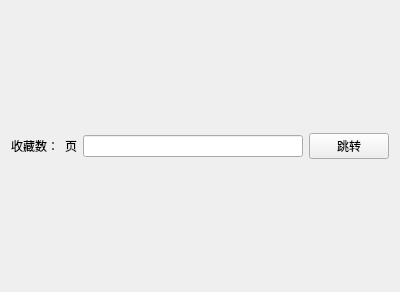
This is ui/favorite.ui in tonquer/picacg-qt as Qt 5 draws it before an edit. The edited form follows.
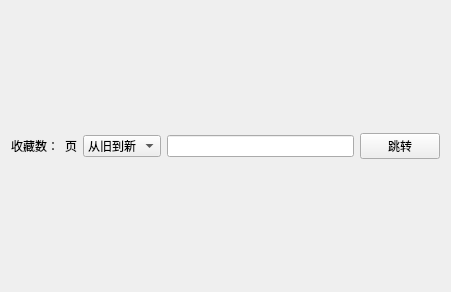
This is the edited form.

```diff
--- a/ui/favorite.ui
+++ b/ui/favorite.ui
@@ -6,7 +6,7 @@
    <rect>
     <x>0</x>
     <y>0</y>
-    <width>400</width>
+    <width>451</width>
     <height>292</height>
    </rect>
   </property>
@@ -32,6 +32,26 @@
          </property>
         </widget>
        </item>
+       <item>
+        <widget class="QComboBox" name="comboBox">
+         <property name="minimumSize">
+          <size>
+           <width>75</width>
+           <height>0</height>
+          </size>
+         </property>
+         <item>
+          <property name="text">
+           <string>从旧到新</string>
+          </property>
+         </item>
+         <item>
+          <property name="text">
+           <string>从新到旧</string>
+          </property>
+         </item>
+        </widget>
+       </item>
        <item>
         <widget class="QLineEdit" name="lineEdit"/>
        </item>
```
Left out of the diff: 23 changed lines with no effect on the pictures.
